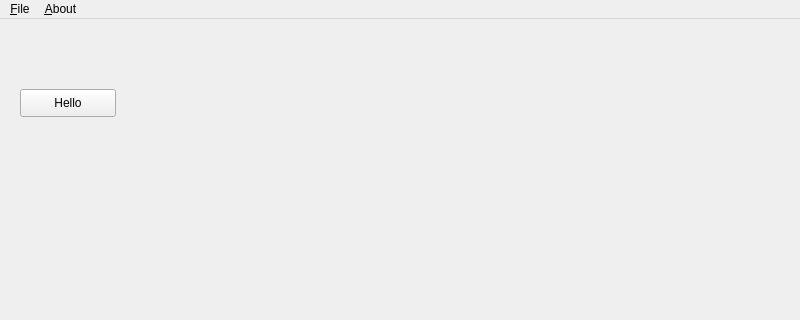
elleryq/pymbook, file mainwindow.ui: the form before one commit; both pictures show x 0 to 800 and y 0 to 320 of the 800 by 600 pixel window.
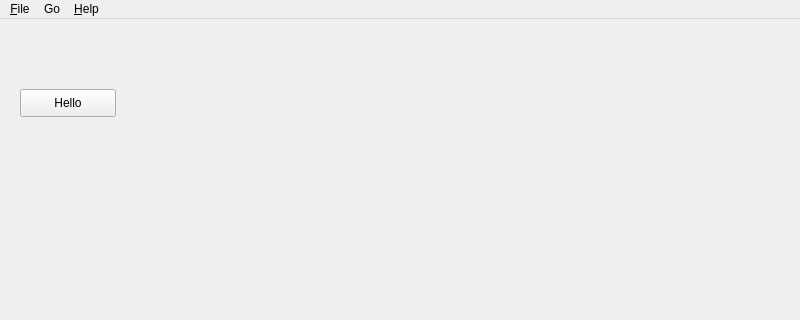
The form after the commit.

Commit message: Merge UI from gtk version

```diff
--- a/mainwindow.ui
+++ b/mainwindow.ui
@@ -47,10 +47,17 @@
    </widget>
    <widget class="QMenu" name="menu_Help">
     <property name="title">
-     <string>&amp;About</string>
+     <string>&amp;Help</string>
+    </property>
+    <addaction name="actionAbout"/>
+   </widget>
+   <widget class="QMenu" name="menuGo">
+    <property name="title">
+     <string>Go</string>
     </property>
    </widget>
    <addaction name="menu_File"/>
+   <addaction name="menuGo"/>
    <addaction name="menu_Help"/>
   </widget>
   <widget class="QStatusBar" name="statusbar"/>
```
Left out of the diff: 25 changed lines with no effect on the pictures.
